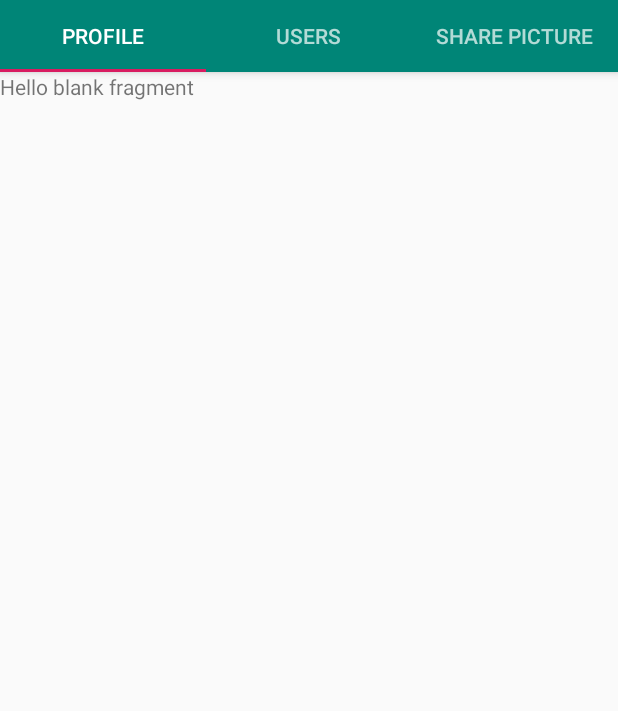
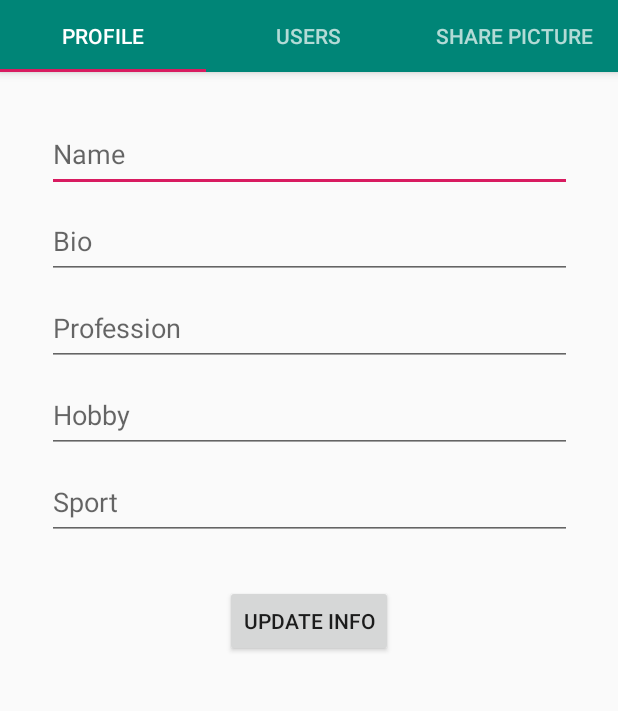
Before and after one commit to jondesam/InstgramCloneP, an Android app: the ProfileTab screen opened directly, with no data from a screen before it, on a phone screen of 412 x 824 dp, the part 84-795 px from its top. Run offline under Robolectric (Android 15) with nearby library versions, the phone set to English and light mode, and no system bars; libraries missing offline, so code that uses them is left out: com.parse, com.shashank.sony; 10 statements that could not run were skipped.

Commit message:
ParseQuery showing users from server

```diff
--- a/app/src/main/java/com/example/pinstgramclone/ProfileTab.java
+++ b/app/src/main/java/com/example/pinstgramclone/ProfileTab.java
@@ -6,23 +6,101 @@ import android.view.LayoutInflater;
 import android.view.View;
 import android.view.ViewGroup;
 import android.support.v4.app.Fragment;
+import android.widget.Button;
+import android.widget.EditText;
+
+import android.widget.Toast;
+
+import com.parse.ParseException;
+import com.parse.ParseUser;
+import com.parse.SaveCallback;
+import com.shashank.sony.fancytoastlib.FancyToast;
 
 /**
  * A simple {@link Fragment} subclass.
  */
+
+
+
 public class ProfileTab extends Fragment {
+
+
+
+    private EditText editName, editBio, editHobby, editJob, editSport;
+    private Button btnUpdateInfo;
 
 
     public ProfileTab() {
         // Required empty public constructor
+
+
     }
+
+//    @Override
+//    public View onCreateView(LayoutInflater inflater, ViewGroup container,
+//                             Bundle savedInstanceState) {
+//        // Inflate the layout for this fragment
+//        return inflater.inflate(R.layout.fragment_users_tab, container, false);
+//    }
 
 
     @Override
     public View onCreateView(LayoutInflater inflater, ViewGroup container,
                              Bundle savedInstanceState) {
         // Inflate the layout for this fragment
-        return inflater.inflate(R.layout.fragment_profile_tab, container, false);
+        View view = inflater.inflate(R.layout.fragment_profile_tab, container,
+                false);
+
+        editName = view.findViewById(R.id.editName);
+        editJob = view.findViewById(R.id.editJob);
+        editHobby= view.findViewById(R.id.editHobby);
+        editBio= view.findViewById(R.id.editBio);
+        editSport= view.findViewById(R.id.editSport);
+
+        btnUpdateInfo = view.findViewById(R.id.BtnUpdateInfo);
+
+        final ParseUser parseUser = new ParseUser().getCurrentUser();
+
+        if (parseUser.get("profileName") == null) {
+            editName.setText("");
+        } else {
+            editName.setText(parseUser.get("profileName") + "" );
+        }
+
+
+        editBio.setText(parseUser.get("profileBio") + "");
+        editHobby.setText(parseUser.get("profileHobby") + "");
+        editJob.setText(parseUser.get("profileJob") + "");
+        editSport.setText(parseUser.get("profileSport") + "");
+
+
+        btnUpdateInfo.setOnClickListener(new View.OnClickListener() {
+            @Override
+            public void onClick(View v) {
+
+                parseUser.put("profileName", editName.getText().toString());
+                parseUser.put("profileBio", editBio.getText().toString());
+                parseUser.put("profileJob", editJob.getText().toString());
+                parseUser.put("profileHobby",editHobby.getText().toString());
+                parseUser.put("profileSport", editSport.getText().toString());
+
+                parseUser.saveInBackground(new SaveCallback() {
+                    @Override
+                    public void done(ParseException e) {
+                        if (e == null) {
+                            FancyToast.makeText(getContext(),  "Updated!",
+                                    Toast.LENGTH_LONG,FancyToast.INFO,true).show();
+                        } else  {
+                            FancyToast.makeText(getContext(),  e.getMessage(),
+                                    Toast.LENGTH_LONG,FancyToast.ERROR,true).show();
+                        }
+                    }
+                });
+            }
+        });
+
+        return view;
+
     }
 
 }
--- a/app/src/main/java/com/example/pinstgramclone/UsersTab.java
+++ b/app/src/main/java/com/example/pinstgramclone/UsersTab.java
@@ -1,5 +1,4 @@
 package com.example.pinstgramclone;
-
 
 
 import android.os.Bundle;
@@ -7,6 +6,16 @@ import android.support.v4.app.Fragment;
 import android.view.LayoutInflater;
 import android.view.View;
 import android.view.ViewGroup;
+import android.widget.ArrayAdapter;
+import android.widget.ListView;
+
+import com.parse.FindCallback;
+import com.parse.ParseException;
+import com.parse.ParseQuery;
+import com.parse.ParseUser;
+
+import java.util.ArrayList;
+import java.util.List;
 
 
 /**
@@ -14,6 +23,10 @@ import android.view.ViewGroup;
  */
 public class UsersTab extends Fragment {
 
+
+    private ListView listView;
+    private ArrayList arrayList;
+    private ArrayAdapter arrayAdapter;
 
     public UsersTab() {
         // Required empty public constructor
@@ -24,7 +37,36 @@ public class UsersTab extends Fragment {
     public View onCreateView(LayoutInflater inflater, ViewGroup container,
                              Bundle savedInstanceState) {
         // Inflate the layout for this fragment
-        return inflater.inflate(R.layout.fragment_users_tab, container, false);
+        View view = inflater.inflate(R.layout.fragment_users_tab, container, false);
+
+        listView = view.findViewById(R.id.listView);
+        arrayList = new ArrayList();
+        arrayAdapter = new ArrayAdapter(getContext(), android.R.layout.simple_list_item_1,arrayList);
+
+        ParseQuery<ParseUser> parseQuery = ParseUser.getQuery();
+
+        parseQuery.whereNotEqualTo("userName", ParseUser.getCurrentUser().getUsername());
+
+        parseQuery.findInBackground(new FindCallback<ParseUser>() {
+            @Override
+            public void done(List<ParseUser> objects, ParseException e) {
+                if(e == null) {
+
+                    if(objects.size() > 0) {
+                        for (ParseUser user : objects) {
+
+                            arrayList.add(user.getUsername());
+
+                        }
+
+                        listView.setAdapter(arrayAdapter);
+                    }
+                }
+            }
+        });
+
+
+        return view;
     }
 
 }
--- a/app/src/main/res/layout/fragment_profile_tab.xml
+++ b/app/src/main/res/layout/fragment_profile_tab.xml
@@ -1,15 +1,91 @@
 <?xml version="1.0" encoding="utf-8"?>
 <android.support.constraint.ConstraintLayout xmlns:android="http://schemas.android.com/apk/res/android"
+    xmlns:app="http://schemas.android.com/apk/res-auto"
     xmlns:tools="http://schemas.android.com/tools"
     android:layout_width="match_parent"
     android:layout_height="match_parent"
     tools:context=".ProfileTab">
 
-    <!-- TODO: Update blank fragment layout -->
-    <TextView
-        android:layout_width="match_parent"
-        android:layout_height="match_parent"
-        android:text="@string/hello_blank_fragment" />
 
+    <EditText
+        android:id="@+id/editName"
+        android:layout_width="350dp"
+        android:layout_height="50dp"
+        android:layout_marginStart="8dp"
+        android:layout_marginTop="30dp"
+        android:layout_marginEnd="8dp"
+        android:ems="10"
+        android:hint="Name"
+        android:inputType="textPersonName"
+        app:layout_constraintEnd_toEndOf="parent"
+        app:layout_constraintStart_toStartOf="parent"
+        app:layout_constraintTop_toTopOf="parent" />
 
+    <EditText
+        android:id="@+id/editBio"
+        android:layout_width="350dp"
+        android:layout_height="50dp"
+        android:layout_marginStart="8dp"
+        android:layout_marginTop="8dp"
+        android:layout_marginEnd="8dp"
+        android:ems="10"
+        android:hint="Bio"
+        android:inputType="textPersonName"
+        app:layout_constraintEnd_toEndOf="parent"
+        app:layout_constraintStart_toStartOf="parent"
+        app:layout_constraintTop_toBottomOf="@+id/editName" />
+
+    <EditText
+        android:id="@+id/editJob"
+        android:layout_width="350dp"
+        android:layout_height="50dp"
+        android:layout_marginStart="8dp"
+        android:layout_marginTop="8dp"
+        android:layout_marginEnd="8dp"
+        android:ems="10"
+        android:hint="Profession"
+        android:inputType="textPersonName"
+        app:layout_constraintEnd_toEndOf="parent"
+        app:layout_constraintStart_toStartOf="parent"
+        app:layout_constraintTop_toBottomOf="@+id/editBio" />
+
+    <EditText
+        android:id="@+id/editHobby"
+        android:layout_width="350dp"
+        android:layout_height="50dp"
+        android:layout_marginStart="8dp"
+        android:layout_marginTop="8dp"
+        android:layout_marginEnd="8dp"
+        android:ems="10"
+        android:hint="Hobby"
+        android:inputType="textPersonName"
+        app:layout_constraintEnd_toEndOf="parent"
+        app:layout_constraintStart_toStartOf="parent"
+        app:layout_constraintTop_toBottomOf="@+id/editJob" />
+
+    <EditText
+        android:id="@+id/editSport"
+        android:layout_width="350dp"
+        android:layout_height="50dp"
+        android:layout_marginStart="8dp"
+        android:layout_marginTop="8dp"
+        android:layout_marginEnd="8dp"
+        android:ems="10"
+        android:hint="Sport"
+        android:inputType="textPersonName"
+        app:layout_constraintEnd_toEndOf="parent"
+        app:layout_constraintStart_toStartOf="parent"
+        app:layout_constraintTop_toBottomOf="@+id/editHobby" />
+
+    <Button
+        android:id="@+id/BtnUpdateInfo"
+        android:layout_width="wrap_content"
+        android:layout_height="wrap_content"
+        android:layout_marginStart="8dp"
+        android:layout_marginTop="30dp"
+        android:layout_marginEnd="8dp"
+        android:text="Update Info"
+        app:layout_constraintEnd_toEndOf="parent"
+        app:layout_constraintStart_toStartOf="parent"
+        app:layout_constraintTop_toBottomOf="@+id/editSport" />
 </android.support.constraint.ConstraintLayout>
--- a/app/src/main/res/layout/fragment_users_tab.xml
+++ b/app/src/main/res/layout/fragment_users_tab.xml
@@ -1,14 +1,22 @@
 <?xml version="1.0" encoding="utf-8"?>
 <android.support.constraint.ConstraintLayout xmlns:android="http://schemas.android.com/apk/res/android"
+    xmlns:app="http://schemas.android.com/apk/res-auto"
     xmlns:tools="http://schemas.android.com/tools"
     android:layout_width="match_parent"
     android:layout_height="match_parent"
     tools:context=".UsersTab">
 
-    <!-- TODO: Update blank fragment layout -->
-    <TextView
-        android:layout_width="match_parent"
-        android:layout_height="match_parent"
-        android:text="@string/hello_blank_fragment" />
 
+    <ListView
+        android:id="@+id/listView"
+        android:layout_width="395dp"
+        android:layout_height="715dp"
+        android:layout_marginStart="8dp"
+        android:layout_marginTop="8dp"
+        android:layout_marginEnd="8dp"
+        android:layout_marginBottom="8dp"
+        app:layout_constraintBottom_toBottomOf="parent"
+        app:layout_constraintEnd_toEndOf="parent"
+        app:layout_constraintStart_toStartOf="parent"
+        app:layout_constraintTop_toTopOf="parent" />
 </android.support.constraint.ConstraintLayout>
```
